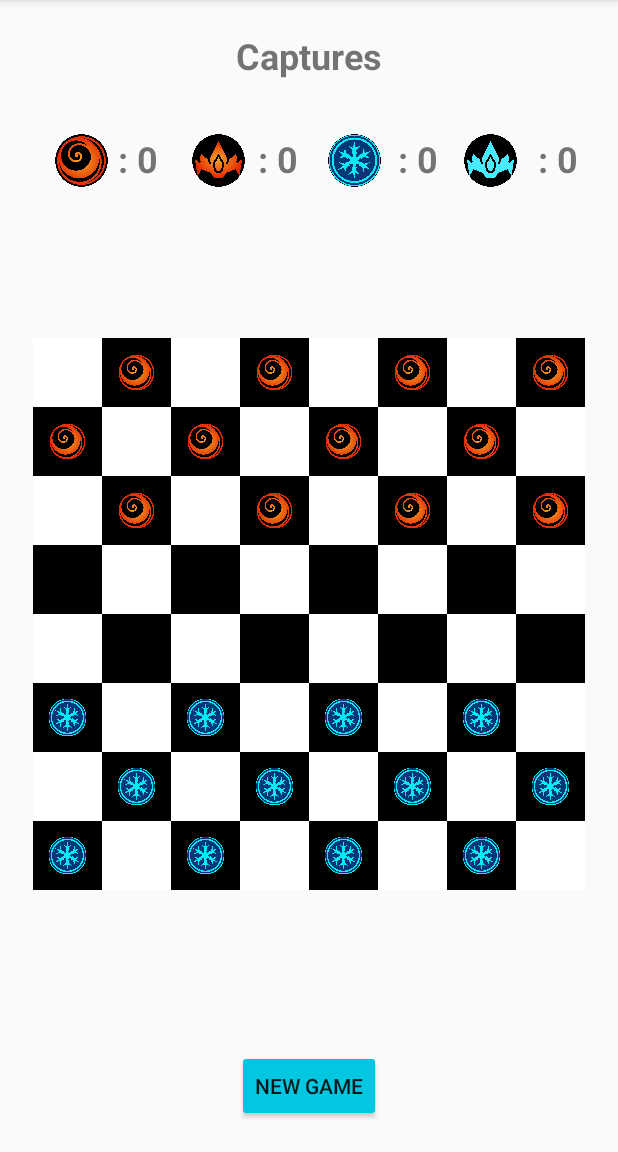
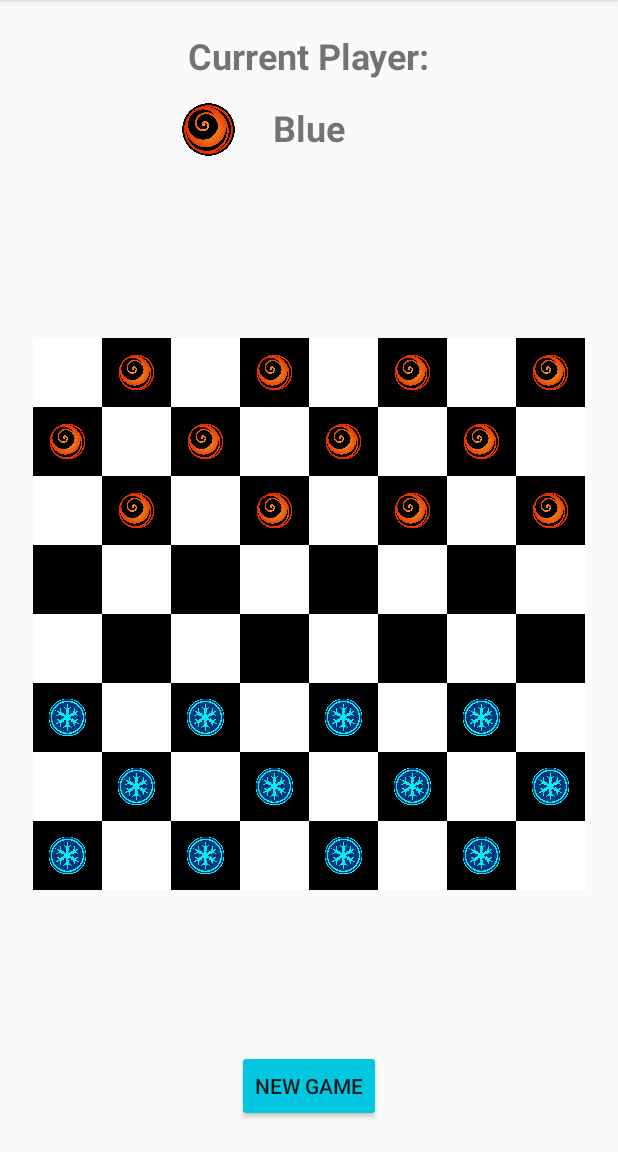
Before and after one commit to ZMBailey/simple_checkers, an Android app: the screen it shows after launch (MainActivity), on a phone screen of 412 x 824 dp, the part 84-1236 px from its top. Run offline under Robolectric (Android 15) with nearby library versions, the phone set to English and light mode, and no system bars.

Commit message:
fill out Game Over message

```diff
--- a/app/src/main/java/com/checkers/MainActivity.java
+++ b/app/src/main/java/com/checkers/MainActivity.java
@@ -7,6 +7,7 @@ import android.os.Handler;
 import android.app.AlertDialog;
 import android.util.Log;
 import android.widget.ImageButton;
+import android.widget.Button;
 import android.widget.ImageView;
 import android.content.res.Configuration;
 import android.graphics.drawable.Drawable;
@@ -64,7 +65,10 @@ public class MainActivity extends AppCompatActivity {
         Configuration config = getResources( ).getConfiguration( );
 
         try {
-            //ColorButtonHandler bh = new ColorButtonHandler();
+            NewGameHandler nh = new NewGameHandler();
+            Button newGame = (Button) findViewById(R.id.reset_button);
+            newGame.setOnClickListener(nh);
+
             //TextView user = (TextView) findViewById(R.id.player);
             //user.setText(Player.current.getName());
 
@@ -178,9 +182,9 @@ public class MainActivity extends AppCompatActivity {
     }
 
     //shows a message dialog
-    private void showMsg(String m,String t){
+    private void showWinMsg(String m){
         AlertDialog dialog = new AlertDialog.Builder(this).create();
-        dialog.setTitle(t);
+        dialog.setTitle("Game Over");
         dialog.setMessage(m);
         RestartHandler rh = new RestartHandler();
         dialog.setButton(DialogInterface.BUTTON_POSITIVE, "Start New Game", rh);
@@ -191,6 +195,7 @@ public class MainActivity extends AppCompatActivity {
     private void gameOver(){
         String winner = mGame.checkForWin();
         if(!winner.equals("None")){
+            showWinMsg(winner + " has won! Play again?");
             //show winning/game over dialog
         }
     }
@@ -261,6 +266,7 @@ public class MainActivity extends AppCompatActivity {
             this.m = m;
         }
 
+        @Override
         public void onClick(View v) {
             mGame.move(m);
             mGame.newTurn();
@@ -276,6 +282,7 @@ public class MainActivity extends AppCompatActivity {
             this.m = m;
         }
 
+        @Override
         public void onClick(View v) {
             mGame.jump(m);
             updatePieces();
@@ -287,6 +294,15 @@ public class MainActivity extends AppCompatActivity {
                 updatePieces();
                 resetHandlers();
             }
+        }
+    }
+
+    private class NewGameHandler implements View.OnClickListener {
+
+        @Override
+        public void onClick(View v) {
+            showWinMsg("Your current game will be lost./n" +
+                    "Would you like to restart?");
         }
     }
 
--- a/app/src/main/res/layout/activity_main.xml
+++ b/app/src/main/res/layout/activity_main.xml
@@ -15,7 +15,7 @@
         android:id="@+id/textCaptures"
         android:layout_width="wrap_content"
         android:layout_height="wrap_content"
-        android:text="Captures"
+        android:text="@string/c_player"
         android:textSize="24sp"
         android:textStyle="bold"
         app:layout_constraintBottom_toBottomOf="parent"
@@ -25,108 +25,30 @@
         app:layout_constraintVertical_bias="0.001" />
 
     <ImageView
-        android:id="@+id/imageRedPawn"
+        android:id="@+id/imagePawn"
         android:layout_width="35dp"
         android:layout_height="35dp"
+        android:contentDescription="@string/red"
         app:layout_constraintBottom_toBottomOf="parent"
         app:layout_constraintEnd_toEndOf="parent"
-        app:layout_constraintHorizontal_bias="0.05"
+        app:layout_constraintHorizontal_bias="0.3"
         app:layout_constraintStart_toStartOf="parent"
         app:layout_constraintTop_toTopOf="parent"
-        app:layout_constraintVertical_bias="0.1"
+        app:layout_constraintVertical_bias="0.07"
         app:srcCompat="@drawable/red_pawn" />
 
     <TextView
-        android:id="@+id/textRedPawn"
+        android:id="@+id/textPlayer"
         android:layout_width="wrap_content"
         android:layout_height="wrap_content"
-        android:text=": 0"
+        android:text="@string/blue"
         android:textSize="24sp"
         android:textStyle="bold"
         app:layout_constraintBottom_toBottomOf="parent"
         app:layout_constraintEnd_toEndOf="parent"
-        app:layout_constraintHorizontal_bias="0.17"
         app:layout_constraintStart_toStartOf="parent"
         app:layout_constraintTop_toTopOf="parent"
-        app:layout_constraintVertical_bias="0.1" />
-
-    <ImageView
-        android:id="@+id/imageRedKing"
-        android:layout_width="35dp"
-        android:layout_height="35dp"
-        app:layout_constraintBottom_toBottomOf="parent"
-        app:layout_constraintEnd_toEndOf="parent"
-        app:layout_constraintHorizontal_bias="0.32"
-        app:layout_constraintStart_toStartOf="parent"
-        app:layout_constraintTop_toTopOf="parent"
-        app:layout_constraintVertical_bias="0.1"
-        app:srcCompat="@drawable/red_king" />
-
-    <TextView
-        android:id="@+id/textRedKing"
-        android:layout_width="wrap_content"
-        android:layout_height="wrap_content"
-        android:text=": 0"
-        android:textSize="24sp"
-        android:textStyle="bold"
-        app:layout_constraintBottom_toBottomOf="parent"
-        app:layout_constraintEnd_toEndOf="parent"
-        app:layout_constraintHorizontal_bias="0.44"
-        app:layout_constraintStart_toStartOf="parent"
-        app:layout_constraintTop_toTopOf="parent"
-        app:layout_constraintVertical_bias="0.1" />
-
-    <ImageView
-        android:id="@+id/imageBluePawn"
-        android:layout_width="35dp"
-        android:layout_height="35dp"
-        app:layout_constraintBottom_toBottomOf="parent"
-        app:layout_constraintEnd_toEndOf="parent"
-        app:layout_constraintHorizontal_bias="0.59"
-        app:layout_constraintStart_toStartOf="parent"
-        app:layout_constraintTop_toTopOf="parent"
-        app:layout_constraintVertical_bias="0.1"
-        app:srcCompat="@drawable/blue_pawn" />
-
-    <TextView
-        android:id="@+id/textBluePawn"
-        android:layout_width="wrap_content"
-        android:layout_height="wrap_content"
-        android:text=": 0"
-        android:textSize="24sp"
-        android:textStyle="bold"
-        app:layout_constraintBottom_toBottomOf="parent"
-        app:layout_constraintEnd_toEndOf="parent"
-        app:layout_constraintHorizontal_bias="0.71"
-        app:layout_constraintStart_toStartOf="parent"
-        app:layout_constraintTop_toTopOf="parent"
-        app:layout_constraintVertical_bias="0.1" />
-
-    <ImageView
-        android:id="@+id/imageBlueKing"
-        android:layout_width="35dp"
-        android:layout_height="35dp"
-        app:layout_constraintBottom_toBottomOf="parent"
-        app:layout_constraintEnd_toEndOf="parent"
-        app:layout_constraintHorizontal_bias="0.86"
-        app:layout_constraintStart_toStartOf="parent"
-        app:layout_constraintTop_toTopOf="parent"
-        app:layout_constraintVertical_bias="0.1"
-        app:srcCompat="@drawable/blue_king" />
-
-    <TextView
-        android:id="@+id/textBlueKing"
-        android:layout_width="wrap_content"
-        android:layout_height="wrap_content"
-        android:text=": 0"
-        android:textSize="24sp"
-        android:textStyle="bold"
-        app:layout_constraintBottom_toBottomOf="parent"
-        app:layout_constraintEnd_toEndOf="parent"
-        app:layout_constraintHorizontal_bias=".98"
-        app:layout_constraintStart_toStartOf="parent"
-        app:layout_constraintTop_toTopOf="parent"
-        app:layout_constraintVertical_bias="0.1" />
+        app:layout_constraintVertical_bias="0.07" />
 
     <androidx.gridlayout.widget.GridLayout
         android:id="@+id/board"
@@ -147,7 +69,7 @@
         android:layout_width="wrap_content"
         android:layout_height="wrap_content"
         android:backgroundTint="#03C7E0"
-        android:text="New Game"
+        android:text="@string/new_game"
         app:layout_constraintBottom_toBottomOf="parent"
         app:layout_constraintEnd_toEndOf="parent"
         app:layout_constraintHorizontal_bias="0.5"
--- a/app/src/main/res/values/strings.xml
+++ b/app/src/main/res/values/strings.xml
@@ -1,3 +1,7 @@
 <resources>
     <string name="app_name">Checkers</string>
+    <string name="c_player">Current Player:</string>
+    <string name="red">Red</string>
+    <string name="blue">Blue</string>
+    <string name="new_game">New Game</string>
 </resources>
```
